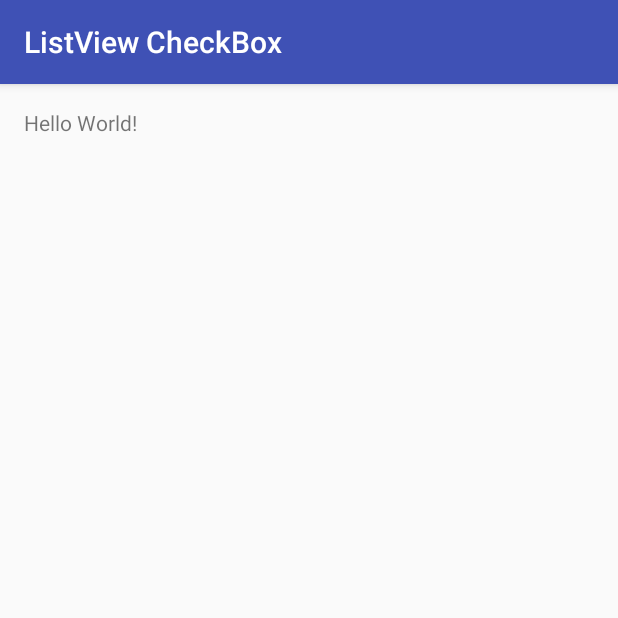
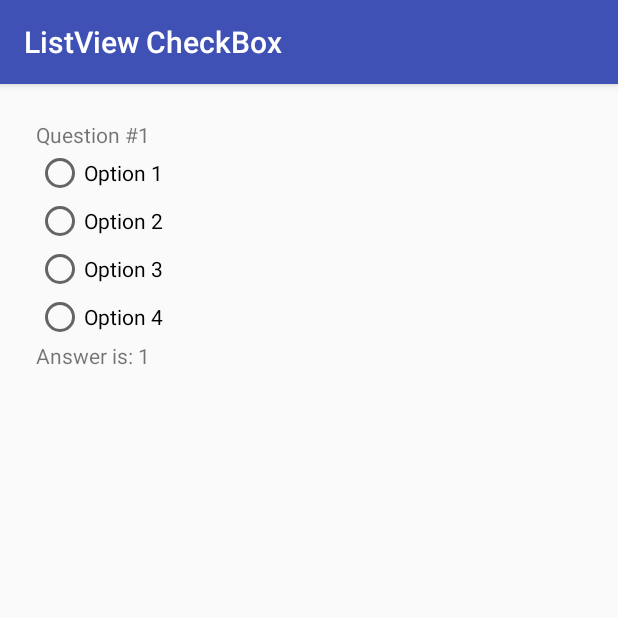
Before and after one commit to krrishnaaaa/radiogroup-in-recyclerview, an Android app: the screen it shows after launch (MainActivity), on a phone screen of 412 x 824 dp, the top half of it. Run offline under Robolectric (Android 15) with nearby library versions, the phone set to English and light mode, and no system bars.

Commit message:
added RecyclerView and implemented adapter

```diff
--- a/app/src/main/java/com/pcsalt/example/listviewcheckbox/MainActivity.java
+++ b/app/src/main/java/com/pcsalt/example/listviewcheckbox/MainActivity.java
@@ -2,12 +2,52 @@ package com.pcsalt.example.listviewcheckbox;
 
 import android.support.v7.app.AppCompatActivity;
 import android.os.Bundle;
+import android.support.v7.widget.LinearLayoutManager;
+import android.support.v7.widget.RecyclerView;
+
+import com.pcsalt.example.listviewcheckbox.adapter.QuestionAdapter;
+import com.pcsalt.example.listviewcheckbox.model.Question;
+
+import java.util.ArrayList;
+import java.util.List;
+import java.util.Random;
 
 public class MainActivity extends AppCompatActivity {
+
+    private RecyclerView recyclerViewQuestions;
+    private List<Question> questions = new ArrayList<>();
 
     @Override
     protected void onCreate(Bundle savedInstanceState) {
         super.onCreate(savedInstanceState);
         setContentView(R.layout.activity_main);
+
+        recyclerViewQuestions = (RecyclerView) findViewById(R.id.recycler_view_questions);
+        prepareQuestions();
+        initQuestionsAdapter();
     }
+
+    private void prepareQuestions() {
+        for (int i = 0; i < 30; i++) {
+            Question question = new Question();
+
+            question.id = i;
+            question.question = "Question #" + (i+1);
+            question.option1 = "Option 1";
+            question.option2 = "Option 2";
+            question.option3 = "Option 3";
+            question.option4 = "Option 4";
+            question.correctOption = new Random().nextInt(3);
+            question.answer = "Answer is: " + question.correctOption;
+
+            questions.add(question);
+        }
+    }
+
+    private void initQuestionsAdapter() {
+        recyclerViewQuestions.setLayoutManager(new LinearLayoutManager(this));
+        QuestionAdapter questionAdapter = new QuestionAdapter(this, questions);
+        recyclerViewQuestions.setAdapter(questionAdapter);
+    }
+
 }
--- a/app/src/main/res/layout/activity_main.xml
+++ b/app/src/main/res/layout/activity_main.xml
@@ -1,16 +1,16 @@
 <?xml version="1.0" encoding="utf-8"?>
-<RelativeLayout xmlns:android="http://schemas.android.com/apk/res/android"
-    xmlns:tools="http://schemas.android.com/tools"
+<LinearLayout xmlns:android="http://schemas.android.com/apk/res/android"
+    android:orientation="vertical"
     android:layout_width="match_parent"
     android:layout_height="match_parent"
     android:paddingBottom="@dimen/activity_vertical_margin"
     android:paddingLeft="@dimen/activity_horizontal_margin"
     android:paddingRight="@dimen/activity_horizontal_margin"
-    android:paddingTop="@dimen/activity_vertical_margin"
-    tools:context="com.pcsalt.example.listviewcheckbox.MainActivity">
+    android:paddingTop="@dimen/activity_vertical_margin">
 
-    <TextView
-        android:layout_width="wrap_content"
-        android:layout_height="wrap_content"
-        android:text="Hello World!" />
-</RelativeLayout>
+    <android.support.v7.widget.RecyclerView
+        android:id="@+id/recycler_view_questions"
+        android:layout_width="match_parent"
+        android:layout_height="match_parent"/>
+
+</LinearLayout>
```
